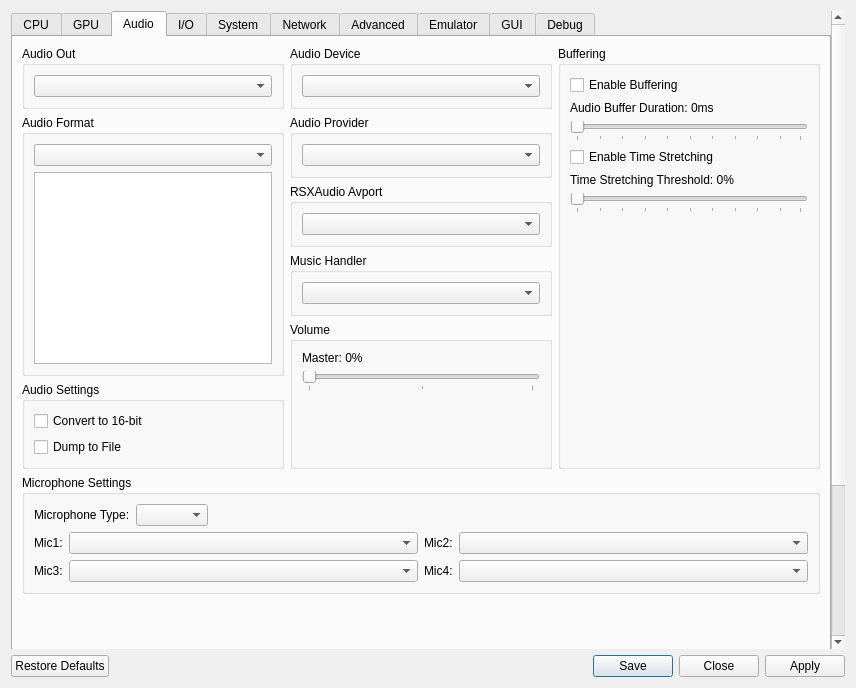
Old version of the form rpcs3/rpcs3qt/settings_dialog.ui in the repository RPCS3/rpcs3.
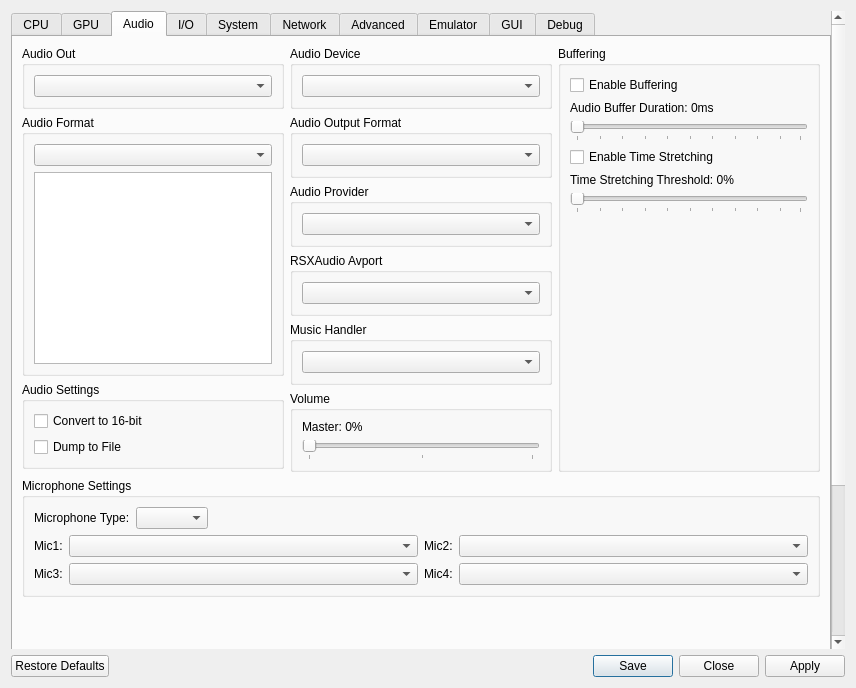
New version of the form. The open tabs and pages were chosen to show the change. Icons and pictures are not drawn.

Commit message: audio: allow to choose channel layouts

```diff
--- a/rpcs3/rpcs3qt/settings_dialog.ui
+++ b/rpcs3/rpcs3qt/settings_dialog.ui
@@ -1161,6 +1161,18 @@
               </layout>
              </widget>
             </item>
+            <item>
+             <widget class="QGroupBox" name="gb_audio_channel_layout">
+              <property name="title">
+               <string>Audio Output Format</string>
+              </property>
+              <layout class="QVBoxLayout" name="gb_audio_channel_layout_layout">
+               <item>
+                <widget class="QComboBox" name="combo_audio_channel_layout"/>
+               </item>
+              </layout>
+             </widget>
+            </item>
             <item>
              <widget class="QGroupBox" name="gb_audio_provider">
               <property name="title">
```
The commit also changes 21 other files.
